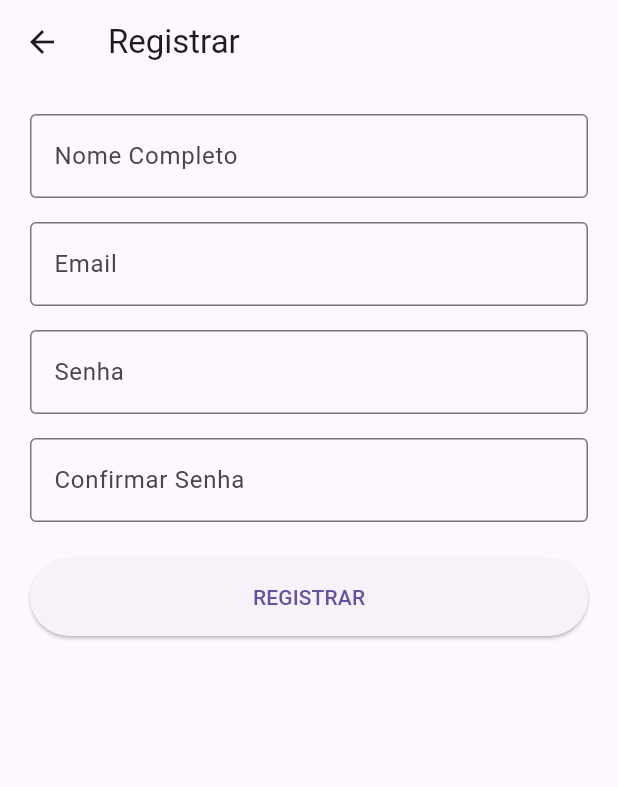
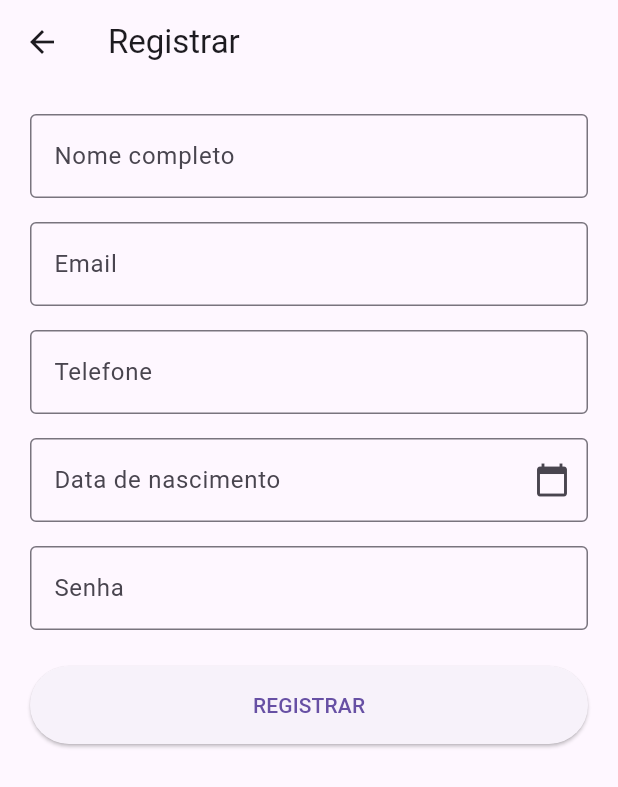
Before and after one commit to cancha-sports/mobile, a Flutter app: the TelaRegistrar screen opened directly, on a phone screen of 412 x 824 dp. Shown: the top 787 px of the screen. Run offline on Flutter 3.47's test engine with Material 3 defaults, Android fonts, the phone set to English and light mode, and no system bars; accounts and stored records are empty.

Commit message:
feat: fix register

```diff
--- a/lib/registrar_page.dart
+++ b/lib/registrar_page.dart
@@ -9,9 +9,9 @@ class TelaRegistrar extends StatelessWidget {
   Widget build(BuildContext context) {
     final TextEditingController nomeController = TextEditingController();
     final TextEditingController emailController = TextEditingController();
+    final TextEditingController phoneController = TextEditingController();
+    final TextEditingController birthController = TextEditingController();
     final TextEditingController senhaController = TextEditingController();
-    final TextEditingController confirmarSenhaController =
-        TextEditingController();
 
     return Scaffold(
       appBar: AppBar(title: const Text("Registrar")),
@@ -23,7 +23,7 @@ class TelaRegistrar extends StatelessWidget {
             TextField(
               controller: nomeController,
               decoration: const InputDecoration(
-                labelText: "Nome Completo",
+                labelText: "Nome completo",
                 border: OutlineInputBorder(),
               ),
             ),
@@ -38,6 +38,42 @@ class TelaRegistrar extends StatelessWidget {
             ),
             const SizedBox(height: 16),
             TextField(
+              controller: phoneController,
+              decoration: const InputDecoration(
+                labelText: "Telefone",
+                border: OutlineInputBorder(),
+              ),
+              keyboardType: TextInputType.phone,
+            ),
+            const SizedBox(height: 16),
+            TextFormField(
+              controller: birthController, // ADICIONE ESTE CONTROLLER
+              decoration: const InputDecoration(
+                labelText: "Data de nascimento",
+                border: OutlineInputBorder(),
+                suffixIcon: Icon(Icons.calendar_today),
+              ),
+              readOnly: true,
+              onTap: () async {
+                final DateTime? picked = await showDatePicker(
+                  context: context,
+                  initialDate: DateTime.now().subtract(
+                    const Duration(days: 365 * 18),
+                  ),
+                  firstDate: DateTime(DateTime.now().year - 120),
+                  lastDate: DateTime.now().subtract(
+                    const Duration(days: 365 * 18),
+                  ),
+                );
+                if (picked != null) {
+                  String formattedDate =
+                      "${picked.year}-${picked.month.toString().padLeft(2, '0')}-${picked.day.toString().padLeft(2, '0')}";
+                  birthController.text = formattedDate;
+                }
+              },
+            ),
+            const SizedBox(height: 16),
+            TextField(
               controller: senhaController,
               obscureText: true,
               decoration: const InputDecoration(
@@ -45,32 +81,17 @@ class TelaRegistrar extends StatelessWidget {
                 border: OutlineInputBorder(),
               ),
             ),
-            const SizedBox(height: 16),
-            TextField(
-              controller: confirmarSenhaController,
-              obscureText: true,
-              decoration: const InputDecoration(
-                labelText: "Confirmar Senha",
-                border: OutlineInputBorder(),
-              ),
-            ),
+
             const SizedBox(height: 24),
             ElevatedButton(
               onPressed: () async {
-                if (senhaController.text != confirmarSenhaController.text) {
-                  ScaffoldMessenger.of(context).showSnackBar(
-                    const SnackBar(content: Text('As senhas não coincidem')),
-                  );
-                  return;
-                }
-
                 try {
                   await ApiService.post(ApiConfig.register, {
                     'name': nomeController.text,
                     'email': emailController.text,
+                    'phone': phoneController.text,
+                    'birth_date': birthController.text,
                     'password': senhaController.text,
-                    'phone': '',
-                    'birth_date': '2000-01-01',
                     'role_id': 2,
                   });
 
```
